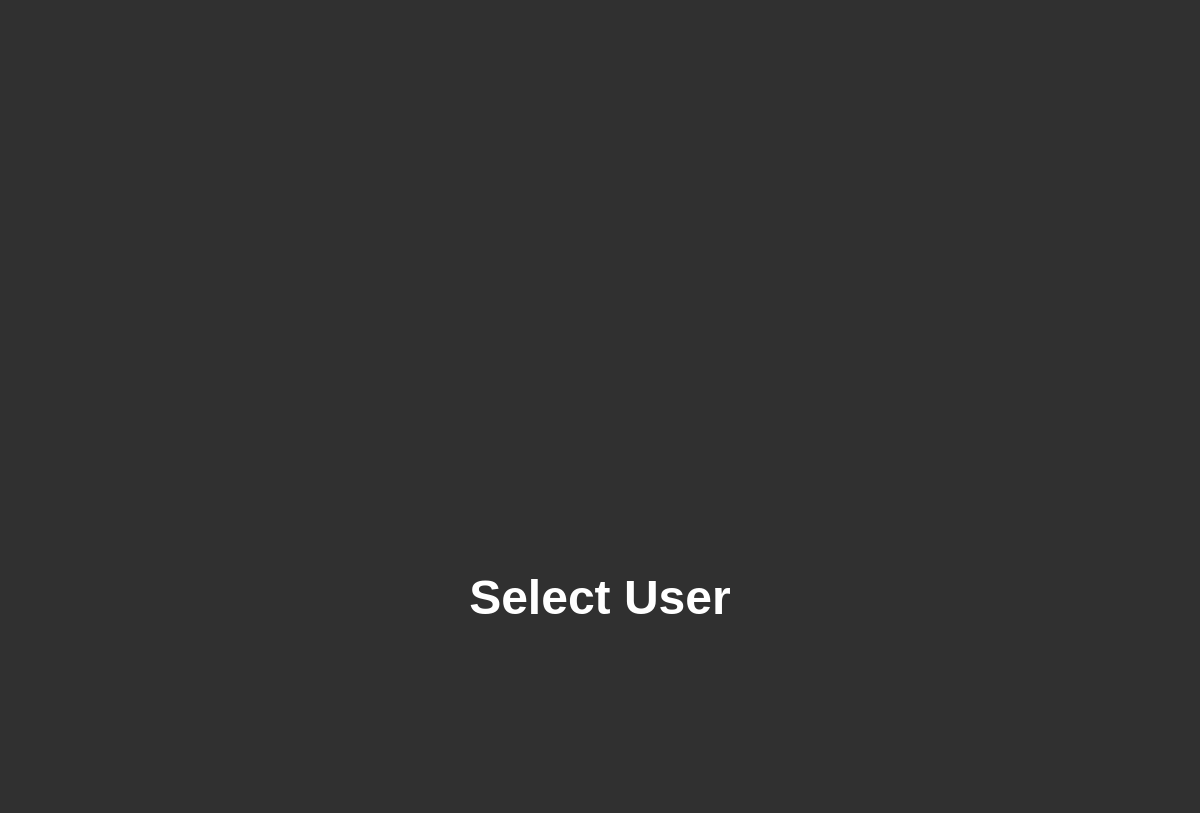
Above: ui/UserSelectScreen.ui from TBoston11/SandDriveUserInterface before the change. Below: the same form after it.
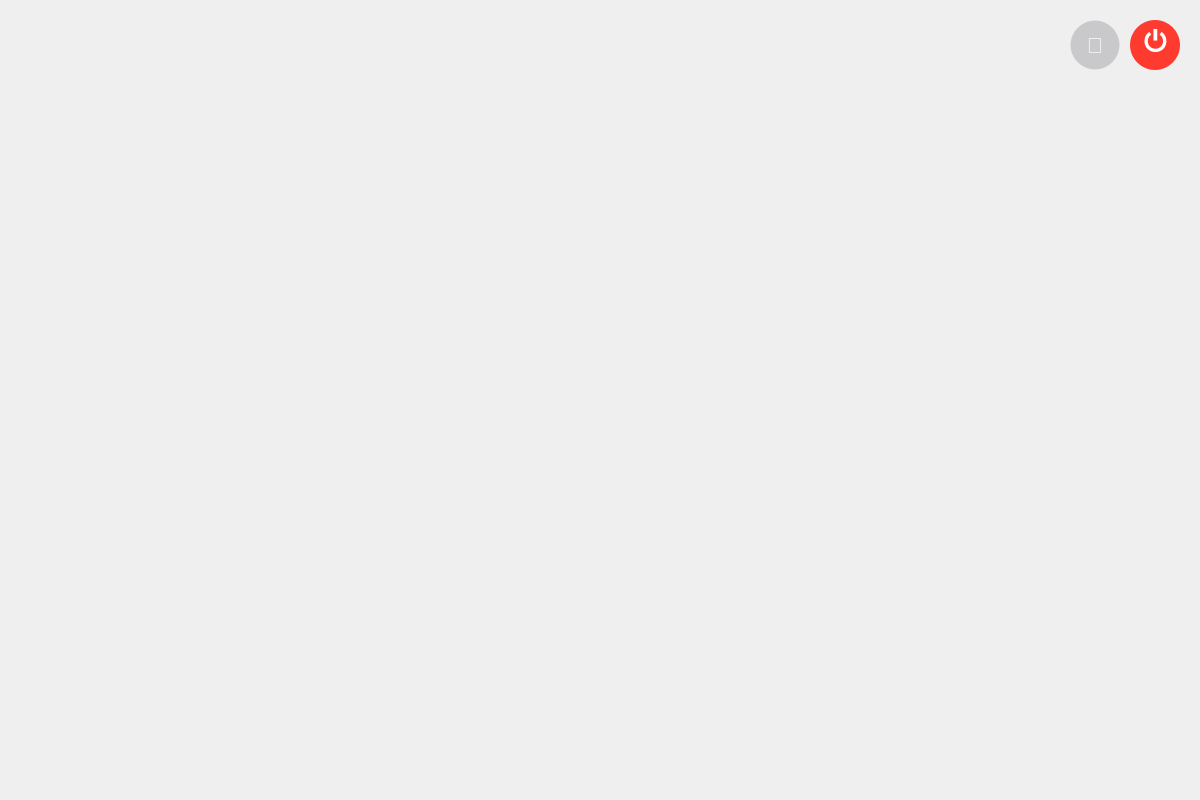
That is the form after the change. Icons and pictures are not drawn.

Commit message: Add user selection buttons with sleep and shutdown functionality in UserSelectScreen

The edit to the form file:
```diff
--- a/ui/UserSelectScreen.ui
+++ b/ui/UserSelectScreen.ui
@@ -12,7 +12,8 @@
   </property>
   <property name="styleSheet">
    <string notr="true">QWidget#UserSelectScreen {
-    background-color: #303030;
+    background: qlineargradient(x1:0, y1:0, x2:0, y2:1,
+                                stop:0 #1c1c1e, stop:1 #2c2c2e);
 }
 
 QScrollArea {
@@ -25,12 +26,13 @@
 }
 
 QPushButton#userButton {
-    background-color: #404040;
-    border: 3px solid #505050;
-    border-radius: 15px;
-    color: white;
+    background-color: rgba(255, 255, 255, 0.08);
+    border: 1px solid rgba(255, 255, 255, 0.12);
+    border-radius: 18px;
+    color: #f5f5f7;
     font-size: 24pt;
-    font-weight: bold;
+    font-family: -apple-system, BlinkMacSystemFont, "Segoe UI", system-ui;
+    font-weight: 500;
     min-width: 200px;
     max-width: 200px;
     min-height: 280px;
@@ -47,9 +49,10 @@
 }
 
 QLabel#titleLabel {
-    color: white;
+    color: #f5f5f7;
     font-size: 36pt;
-    font-weight: bold;
+    font-family: -apple-system, BlinkMacSystemFont, "Segoe UI", system-ui;
+    font-weight: 300;
 }</string>
   </property>
   <layout class="QVBoxLayout" name="verticalLayout">
@@ -60,14 +63,104 @@
     <number>80</number>
    </property>
    <property name="topMargin">
-    <number>80</number>
+    <number>20</number>
    </property>
    <property name="rightMargin">
-    <number>80</number>
+    <number>20</number>
    </property>
    <property name="bottomMargin">
     <number>80</number>
    </property>
+   <item>
+    <layout class="QHBoxLayout" name="controlLayout">
+     <property name="spacing">
+      <number>10</number>
+     </property>
+     <item>
+      <spacer name="controlLeftSpacer">
+       <property name="orientation">
+        <enum>Qt::Horizontal</enum>
+       </property>
+       <property name="sizeHint" stdset="0">
+        <size>
+         <width>40</width>
+         <height>20</height>
+        </size>
+       </property>
+      </spacer>
+     </item>
+     <item>
+      <widget class="QPushButton" name="sleepButton">
+       <property name="minimumSize">
+        <size>
+         <width>50</width>
+         <height>50</height>
+        </size>
+       </property>
+       <property name="maximumSize">
+        <size>
+         <width>50</width>
+         <height>50</height>
+        </size>
+       </property>
+       <property name="text">
+        <string>🌙</string>
+       </property>
+       <property name="styleSheet">
+        <string notr="true">QPushButton {
+    background-color: rgba(120, 120, 128, 0.32);
+    color: #f5f5f7;
+    border: 1px solid rgba(255, 255, 255, 0.08);
+    border-radius: 25px;
+    font-size: 22px;
+}
+QPushButton:hover {
+    background-color: rgba(120, 120, 128, 0.40);
+    border: 1px solid rgba(255, 255, 255, 0.12);
+}
+QPushButton:pressed {
+    background-color: rgba(120, 120, 128, 0.48);
+}</string>
+       </property>
+      </widget>
+     </item>
+     <item>
+      <widget class="QPushButton" name="shutdownButton">
+       <property name="minimumSize">
+        <size>
+         <width>50</width>
+         <height>50</height>
+        </size>
+       </property>
+       <property name="maximumSize">
+        <size>
+         <width>50</width>
+         <height>50</height>
+        </size>
+       </property>
+       <property name="text">
+        <string>⏻</string>
+       </property>
+       <property name="styleSheet">
+        <string notr="true">QPushButton {
+    background-color: #ff3b30;
+    color: white;
+    border: none;
+    border-radius: 25px;
+    font-size: 26px;
+    font-weight: bold;
+}
+QPushButton:hover {
+    background-color: #ff453a;
+}
+QPushButton:pressed {
+    background-color: #ff6259;
+}</string>
+       </property>
+      </widget>
+     </item>
+    </layout>
+   </item>
    <item>
     <layout class="QHBoxLayout" name="logoLayout">
      <item>
@@ -126,16 +219,6 @@
      </item>
     </layout>
    </item>
-   <item>
-    <widget class="QLabel" name="titleLabel">
-     <property name="text">
-      <string>Select User</string>
-     </property>
-     <property name="alignment">
-      <set>Qt::AlignCenter</set>
-     </property>
-    </widget>
-   </item>
    <item>
     <widget class="QScrollArea" name="scrollArea">
      <property name="widgetResizable">
@@ -158,20 +241,47 @@
       </property>
       <layout class="QHBoxLayout" name="horizontalLayout">
        <property name="spacing">
-        <number>30</number>
+        <number>40</number>
        </property>
        <property name="leftMargin">
-        <number>20</number>
+        <number>0</number>
        </property>
        <property name="topMargin">
-        <number>100</number>
+        <number>0</number>
        </property>
        <property name="rightMargin">
-        <number>20</number>
+        <number>0</number>
        </property>
        <property name="bottomMargin">
-        <number>100</number>
+        <number>0</number>
        </property>
+       <item>
+        <spacer name="userLeftSpacer">
+         <property name="orientation">
+          <enum>Qt::Horizontal</enum>
+         </property>
+         <property name="sizeHint" stdset="0">
+          <size>
+           <width>40</width>
+           <height>20</height>
+          </size>
+         </property>
+        </spacer>
+       </item>
+       <!-- User buttons will be inserted here dynamically -->
+       <item>
+        <spacer name="userRightSpacer">
+         <property name="orientation">
+          <enum>Qt::Horizontal</enum>
+         </property>
+         <property name="sizeHint" stdset="0">
+          <size>
+           <width>40</width>
+           <height>20</height>
+          </size>
+         </property>
+        </spacer>
+       </item>
       </layout>
      </widget>
     </widget>
```
Left out of the diff: 6 changed lines with no effect on the pictures. The commit also changes 4 other files.
